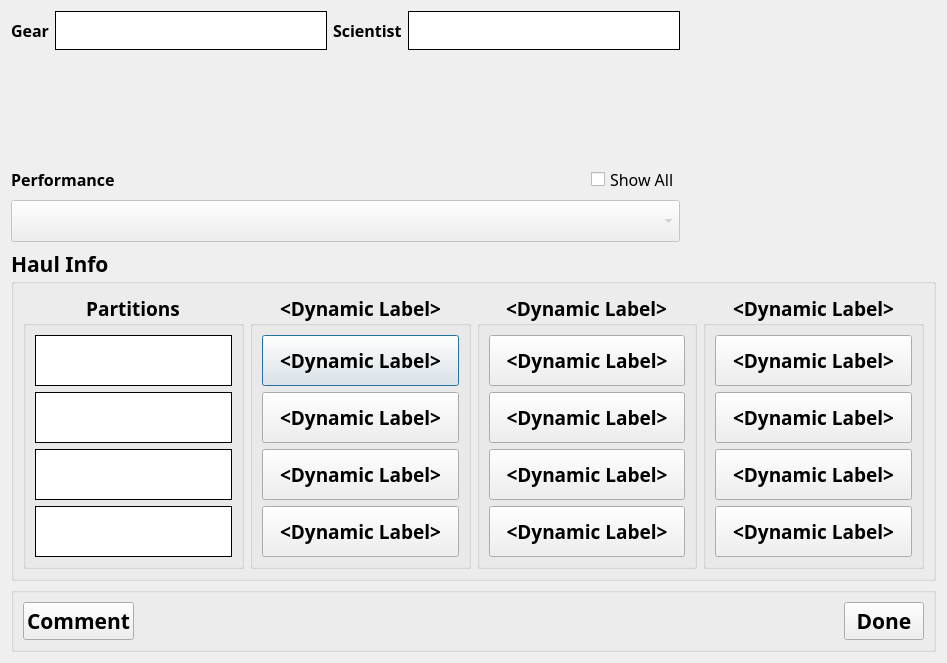
guyuhong/CLAMS, file ui/CLAMSHaul.ui: the form before one commit.
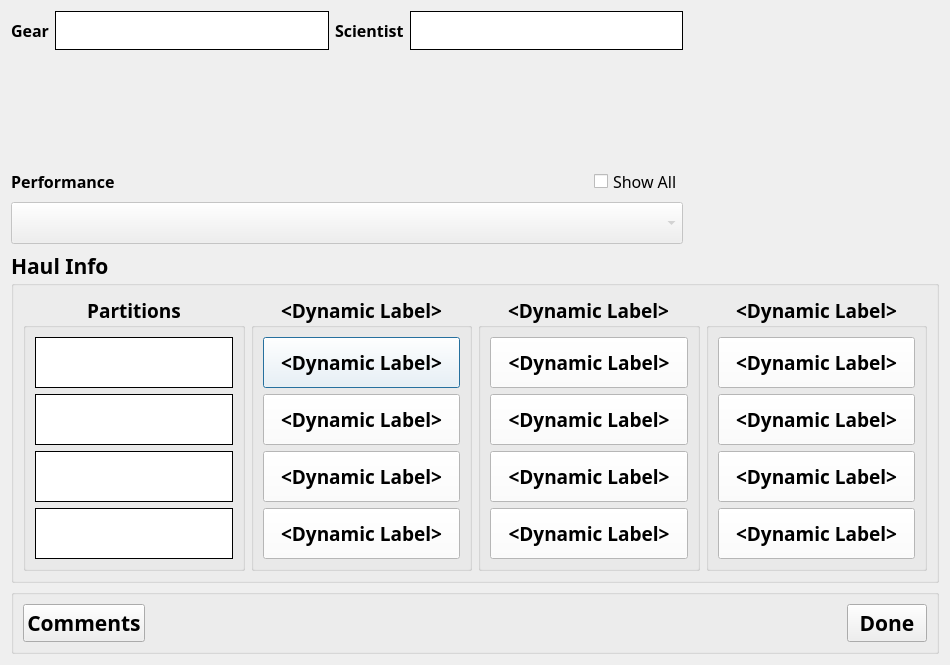
The form after the commit.

Commit message: Finished update to CLAMSHaul and associated dialogs

Patch:
```diff
--- a/ui/CLAMSHaul.ui
+++ b/ui/CLAMSHaul.ui
@@ -9,8 +9,8 @@
    <rect>
     <x>0</x>
     <y>0</y>
-    <width>947</width>
-    <height>663</height>
+    <width>950</width>
+    <height>665</height>
    </rect>
   </property>
   <property name="sizePolicy">
@@ -67,7 +67,6 @@
             <font>
              <family>Arial Black</family>
              <pointsize>20</pointsize>
-             <weight>75</weight>
              <bold>true</bold>
             </font>
            </property>
@@ -96,7 +95,6 @@
             <font>
              <family>Arial Black</family>
              <pointsize>12</pointsize>
-             <weight>75</weight>
              <bold>true</bold>
             </font>
            </property>
@@ -117,7 +115,6 @@
             <font>
              <family>Arial Black</family>
              <pointsize>20</pointsize>
-             <weight>75</weight>
              <bold>true</bold>
             </font>
            </property>
@@ -166,7 +163,6 @@
             <font>
              <family>Arial Black</family>
              <pointsize>12</pointsize>
-             <weight>75</weight>
              <bold>true</bold>
             </font>
            </property>
@@ -271,7 +267,6 @@
       <font>
        <family>Arial Black</family>
        <pointsize>16</pointsize>
-       <weight>75</weight>
        <bold>true</bold>
       </font>
      </property>
@@ -293,7 +288,6 @@
            <font>
             <family>Arial Black</family>
             <pointsize>14</pointsize>
-            <weight>75</weight>
             <bold>true</bold>
            </font>
           </property>
@@ -427,7 +421,6 @@
            <font>
             <family>Arial Black</family>
             <pointsize>14</pointsize>
-            <weight>75</weight>
             <bold>true</bold>
            </font>
           </property>
@@ -452,10 +445,14 @@
                 <font>
                  <family>Arial Black</family>
                  <pointsize>14</pointsize>
-                 <weight>75</weight>
                  <bold>true</bold>
                 </font>
                </property>
+               <property name="styleSheet">
+                <string notr="true">QWidget {
+    background-color: white;
+}</string>
+               </property>
                <property name="text">
                 <string>&lt;Dynamic Label&gt;</string>
                </property>
@@ -473,10 +470,14 @@
                 <font>
                  <family>Arial Black</family>
                  <pointsize>14</pointsize>
-                 <weight>75</weight>
                  <bold>true</bold>
                 </font>
                </property>
+               <property name="styleSheet">
+                <string notr="true">QWidget {
+    background-color: white;
+}</string>
+               </property>
                <property name="text">
                 <string>&lt;Dynamic Label&gt;</string>
                </property>
@@ -494,10 +495,14 @@
                 <font>
                  <family>Arial Black</family>
                  <pointsize>14</pointsize>
-                 <weight>75</weight>
                  <bold>true</bold>
                 </font>
                </property>
+               <property name="styleSheet">
+                <string notr="true">QWidget {
+    background-color: white;
+}</string>
+               </property>
                <property name="text">
                 <string>&lt;Dynamic Label&gt;</string>
                </property>
@@ -515,10 +520,14 @@
                 <font>
                  <family>Arial Black</family>
                  <pointsize>14</pointsize>
-                 <weight>75</weight>
                  <bold>true</bold>
                 </font>
                </property>
+               <property name="styleSheet">
+                <string notr="true">QWidget {
+    background-color: white;
+}</string>
+               </property>
                <property name="text">
                 <string>&lt;Dynamic Label&gt;</string>
                </property>
@@ -541,7 +550,6 @@
            <font>
             <family>Arial Black</family>
             <pointsize>14</pointsize>
-            <weight>75</weight>
             <bold>true</bold>
            </font>
           </property>
@@ -566,10 +574,14 @@
                 <font>
                  <family>Arial Black</family>
                  <pointsize>14</pointsize>
-                 <weight>75</weight>
                  <bold>true</bold>
                 </font>
                </property>
+               <property name="styleSheet">
+                <string notr="true">QWidget {
+    background-color: white;
+}</string>
+               </property>
                <property name="text">
                 <string>&lt;Dynamic Label&gt;</string>
                </property>
@@ -587,10 +599,14 @@
                 <font>
                  <family>Arial Black</family>
                  <pointsize>14</pointsize>
-                 <weight>75</weight>
                  <bold>true</bold>
                 </font>
                </property>
+               <property name="styleSheet">
+                <string notr="true">QWidget {
+    background-color: white;
+}</string>
+               </property>
                <property name="text">
                 <string>&lt;Dynamic Label&gt;</string>
                </property>
@@ -608,10 +624,14 @@
                 <font>
                  <family>Arial Black</family>
                  <pointsize>14</pointsize>
-                 <weight>75</weight>
                  <bold>true</bold>
                 </font>
                </property>
+               <property name="styleSheet">
+                <string notr="true">QWidget {
+    background-color: white;
+}</string>
+               </property>
                <property name="text">
                 <string>&lt;Dynamic Label&gt;</string>
                </property>
@@ -629,10 +649,14 @@
                 <font>
                  <family>Arial Black</family>
                  <pointsize>14</pointsize>
-                 <weight>75</weight>
                  <bold>true</bold>
                 </font>
                </property>
+               <property name="styleSheet">
+                <string notr="true">QWidget {
+    background-color: white;
+}</string>
+               </property>
                <property name="text">
                 <string>&lt;Dynamic Label&gt;</string>
                </property>
@@ -655,7 +679,6 @@
            <font>
             <family>Arial Black</family>
             <pointsize>14</pointsize>
-            <weight>75</weight>
             <bold>true</bold>
            </font>
           </property>
@@ -680,10 +703,14 @@
                 <font>
                  <family>Arial Black</family>
                  <pointsize>14</pointsize>
-                 <weight>75</weight>
                  <bold>true</bold>
                 </font>
                </property>
+               <property name="styleSheet">
+                <string notr="true">QWidget {
+    background-color: white;
+}</string>
+               </property>
                <property name="text">
                 <string>&lt;Dynamic Label&gt;</string>
                </property>
@@ -701,10 +728,14 @@
                 <font>
                  <family>Arial Black</family>
                  <pointsize>14</pointsize>
-                 <weight>75</weight>
                  <bold>true</bold>
                 </font>
                </property>
+               <property name="styleSheet">
+                <string notr="true">QWidget {
+    background-color: white;
+}</string>
+               </property>
                <property name="text">
                 <string>&lt;Dynamic Label&gt;</string>
                </property>
@@ -722,10 +753,14 @@
                 <font>
                  <family>Arial Black</family>
                  <pointsize>14</pointsize>
-                 <weight>75</weight>
                  <bold>true</bold>
                 </font>
                </property>
+               <property name="styleSheet">
+                <string notr="true">QWidget {
+    background-color: white;
+}</string>
+               </property>
                <property name="text">
                 <string>&lt;Dynamic Label&gt;</string>
                </property>
@@ -743,10 +778,14 @@
                 <font>
                  <family>Arial Black</family>
                  <pointsize>14</pointsize>
-                 <weight>75</weight>
                  <bold>true</bold>
                 </font>
                </property>
+               <property name="styleSheet">
+                <string notr="true">QWidget {
+    background-color: white;
+}</string>
+               </property>
                <property name="text">
                 <string>&lt;Dynamic Label&gt;</string>
                </property>
@@ -780,12 +819,11 @@
          <font>
           <family>Arial Black</family>
           <pointsize>16</pointsize>
-          <weight>75</weight>
           <bold>true</bold>
          </font>
         </property>
         <property name="text">
-         <string>Comment</string>
+         <string>Comments</string>
         </property>
        </widget>
       </item>
@@ -811,7 +849,6 @@
          <font>
           <family>Arial Black</family>
           <pointsize>16</pointsize>
-          <weight>75</weight>
           <bold>true</bold>
          </font>
         </property>
```
Left out of the diff: 1 changed line with no effect on the pictures. The commit also changes 6 other files.
